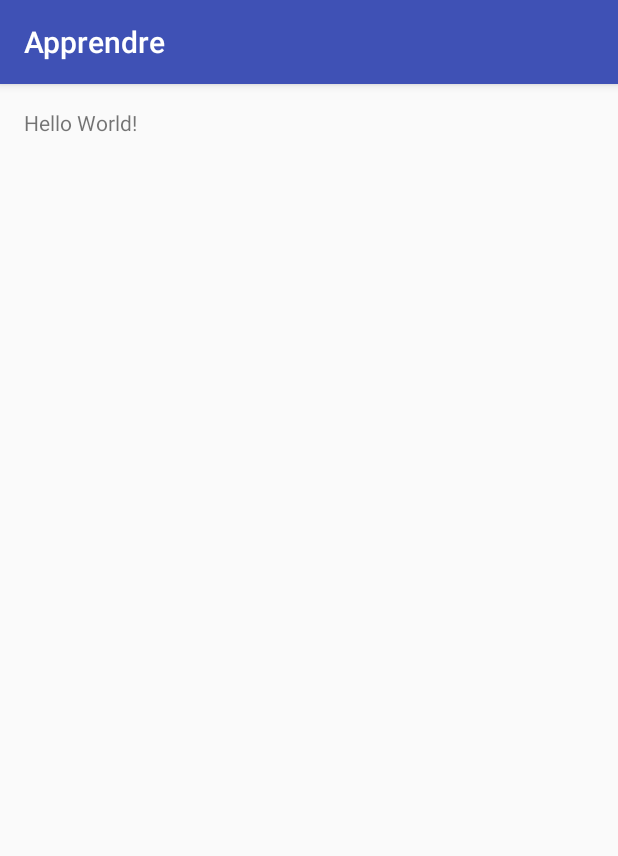
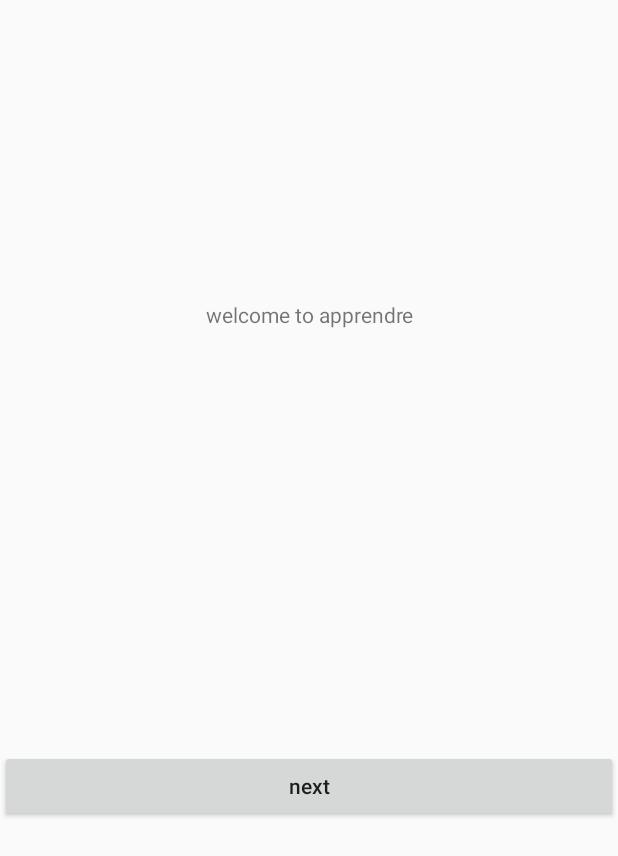
Before and after one commit to alexpsteen/Apprendre, an Android app: the screen it shows after launch (MainActivity), on a phone screen of 412 x 824 dp. Shown: the top 856 px of the screen. Run offline under Robolectric (Android 15) with nearby library versions, the phone set to English and light mode, and no system bars.

Commit message:
fixed layout and started app; also removed action bar

```diff
--- a/app/build.gradle
+++ b/app/build.gradle
@@ -26,4 +26,5 @@ dependencies {
     })
     compile 'com.android.support:appcompat-v7:25.0.0'
     testCompile 'junit:junit:4.12'
+    compile 'com.android.support:percent:25+'
 }
--- a/app/src/main/java/com/example/alexsteen/apprendre/MainActivity.java
+++ b/app/src/main/java/com/example/alexsteen/apprendre/MainActivity.java
@@ -9,5 +9,6 @@ public class MainActivity extends AppCompatActivity {
     protected void onCreate(Bundle savedInstanceState) {
         super.onCreate(savedInstanceState);
         setContentView(R.layout.activity_main);
+        getSupportActionBar().hide();
     }
 }
--- a/app/src/main/res/layout/activity_main.xml
+++ b/app/src/main/res/layout/activity_main.xml
@@ -4,14 +4,26 @@
     android:id="@+id/activity_main"
     android:layout_width="match_parent"
     android:layout_height="match_parent"
-    android:paddingBottom="@dimen/activity_vertical_margin"
-    android:paddingLeft="@dimen/activity_horizontal_margin"
-    android:paddingRight="@dimen/activity_horizontal_margin"
-    android:paddingTop="@dimen/activity_vertical_margin"
+    android:padding="0dp"
+    android:layout_margin="0dp"
+    android:weightSum="1.0"
     tools:context="com.example.alexsteen.apprendre.MainActivity">
 
     <TextView
-        android:layout_width="wrap_content"
+        android:layout_weight="1"
         android:layout_height="wrap_content"
-        android:text="Hello World!" />
+        android:layout_width="match_parent"
+        android:layout_centerHorizontal="true"
+        android:layout_marginTop="200dp"
+        android:textAlignment="center"
+        android:text="welcome to apprendre" />
+
+    <Button
+        android:layout_width="match_parent"
+        android:layout_height="wrap_content"
+
+        android:text="next"
+        android:textAllCaps="false"
+        android:layout_marginTop="500dp"
+        android:id="@+id/nextBtn"/>
 </RelativeLayout>
```
